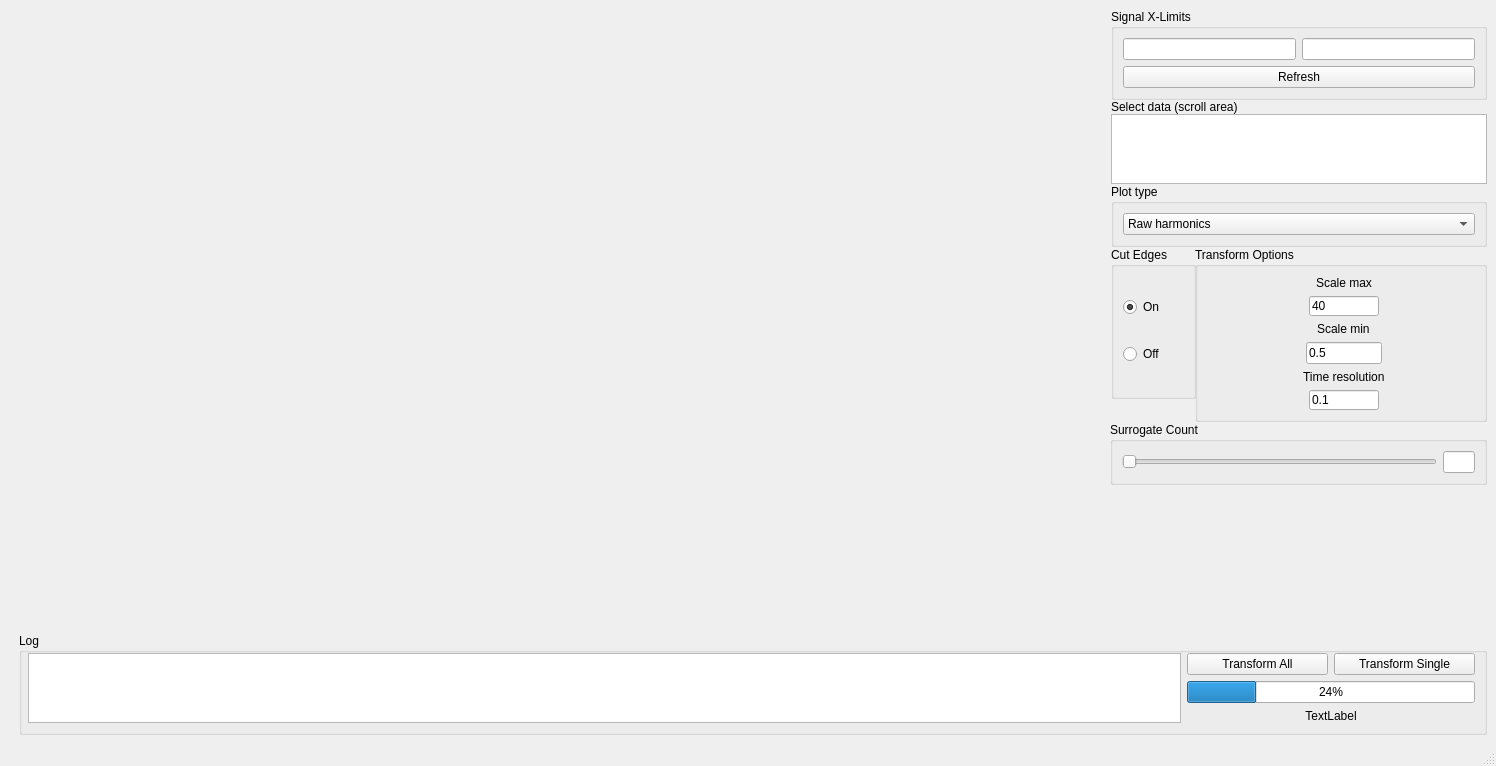
This is res/layout/window_harmonics.ui in luphysics/PyMODA as Qt 5 draws it before an edit. The edited form follows.
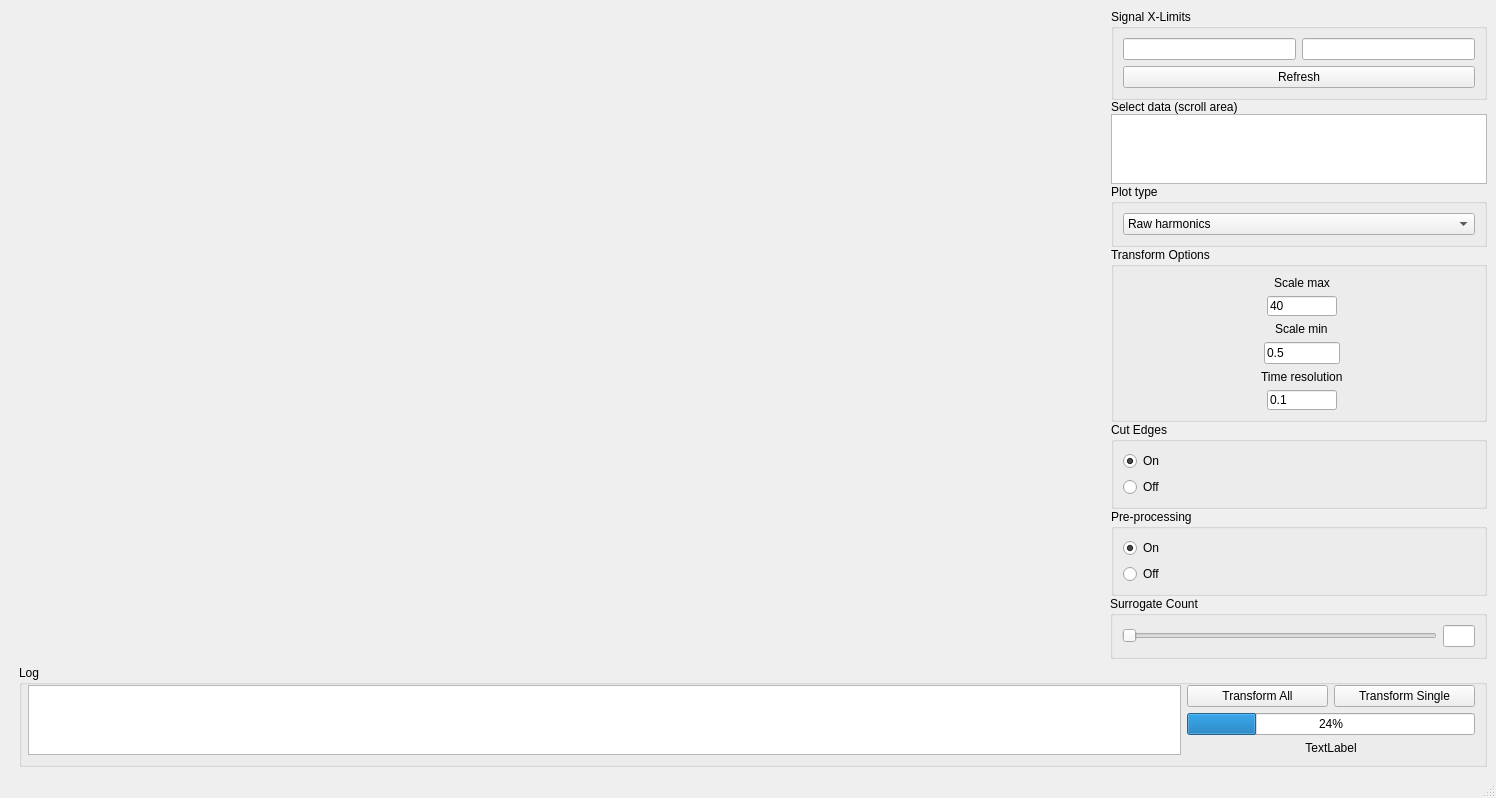
This is the edited form. Custom widgets are drawn as their Qt base class.

Commit message: DHWindow has 'cut edges' and 'preprocessing' options

```diff
--- a/res/layout/window_harmonics.ui
+++ b/res/layout/window_harmonics.ui
@@ -126,44 +126,8 @@
                <layout class="QVBoxLayout" name="verticalLayout_2"/>
               </item>
               <item row="2" column="0">
-               <layout class="QFormLayout" name="formLayout_3">
-                <property name="labelAlignment">
-                 <set>Qt::AlignRight|Qt::AlignTrailing|Qt::AlignVCenter</set>
-                </property>
-                <property name="formAlignment">
-                 <set>Qt::AlignRight|Qt::AlignTop|Qt::AlignTrailing</set>
-                </property>
-                <item row="0" column="0">
-                 <layout class="QVBoxLayout" name="verticalLayout_9">
-                  <item>
-                   <widget class="QGroupBox" name="groupBox">
-                    <property name="title">
-                     <string>Cut Edges</string>
-                    </property>
-                    <layout class="QGridLayout" name="gridLayout_18">
-                     <item row="0" column="0">
-                      <widget class="QRadioButton" name="radio_cut_on">
-                       <property name="text">
-                        <string>On</string>
-                       </property>
-                       <property name="checked">
-                        <bool>true</bool>
-                       </property>
-                      </widget>
-                     </item>
-                     <item row="1" column="0">
-                      <widget class="QRadioButton" name="radio_cut_off">
-                       <property name="text">
-                        <string>Off</string>
-                       </property>
-                      </widget>
-                     </item>
-                    </layout>
-                   </widget>
-                  </item>
-                 </layout>
-                </item>
-                <item row="0" column="1">
+               <layout class="QVBoxLayout" name="verticalLayout_11">
+                <item>
                  <widget class="QGroupBox" name="freqOptions">
                   <property name="title">
                    <string>Transform Options</string>
@@ -265,7 +229,63 @@
                   </layout>
                  </widget>
                 </item>
-                <item row="1" column="0" colspan="2">
+                <item>
+                 <layout class="QVBoxLayout" name="verticalLayout_9">
+                  <item>
+                   <widget class="QGroupBox" name="groupBox">
+                    <property name="title">
+                     <string>Cut Edges</string>
+                    </property>
+                    <layout class="QGridLayout" name="gridLayout_18">
+                     <item row="0" column="0">
+                      <widget class="QRadioButton" name="radio_cut_on">
+                       <property name="text">
+                        <string>On</string>
+                       </property>
+                       <property name="checked">
+                        <bool>true</bool>
+                       </property>
+                      </widget>
+                     </item>
+                     <item row="1" column="0">
+                      <widget class="QRadioButton" name="radio_cut_off">
+                       <property name="text">
+                        <string>Off</string>
+                       </property>
+                      </widget>
+                     </item>
+                    </layout>
+                   </widget>
+                  </item>
+                 </layout>
+                </item>
+                <item>
+                 <widget class="QGroupBox" name="verticalGroupBox">
+                  <property name="title">
+                   <string>Pre-processing</string>
+                  </property>
+                  <layout class="QVBoxLayout" name="verticalLayout_10">
+                   <item>
+                    <widget class="QRadioButton" name="radio_preproc_on">
+                     <property name="text">
+                      <string>On</string>
+                     </property>
+                     <property name="checked">
+                      <bool>true</bool>
+                     </property>
+                    </widget>
+                   </item>
+                   <item>
+                    <widget class="QRadioButton" name="radio_preproc_off">
+                     <property name="text">
+                      <string>Off</string>
+                     </property>
+                    </widget>
+                   </item>
+                  </layout>
+                 </widget>
+                </item>
+                <item>
                  <layout class="QFormLayout" name="formLayout_4">
                   <item row="1" column="1">
                    <widget class="QGroupBox" name="horizontalGroupBox">
@@ -391,6 +411,12 @@
    <header>gui.plotting.plots.ColorMeshPlot</header>
    <container>1</container>
   </customwidget>
+  <customwidget>
+   <class>PreprocessPlot</class>
+   <extends>QWidget</extends>
+   <header>gui.plotting.plots.PreprocessPlot</header>
+   <container>1</container>
+  </customwidget>
  </customwidgets>
  <resources/>
  <connections/>
```
Left out of the diff: 3 changed lines with no effect on the pictures. The commit also changes 6 other files.
